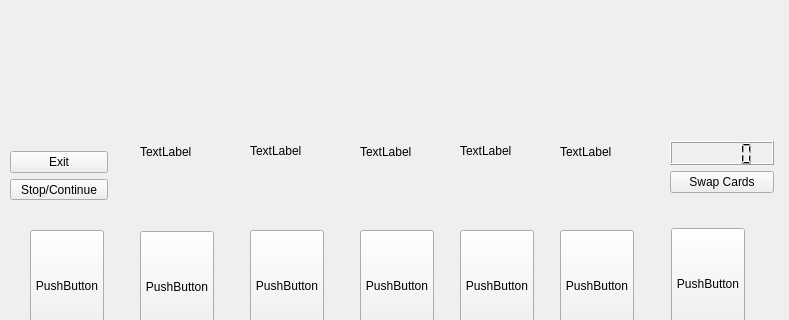
This is gamepage.ui in mohammadAminBateni/AP-Project as Qt 5 draws it before an edit; both pictures show x 0 to 789 and y 99 to 419 of the 789 by 534 pixel window. The edited form follows.
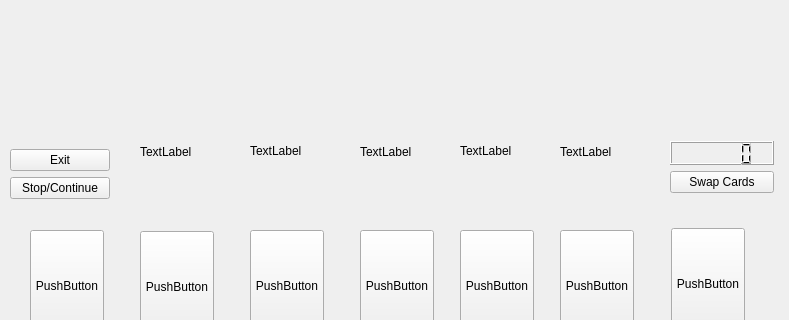
This is the edited form. Icons and pictures are not drawn.

The edit to the form file:
```diff
--- a/gamepage.ui
+++ b/gamepage.ui
@@ -107,35 +107,6 @@
     <string>PushButton</string>
    </property>
   </widget>
-  <widget class="QWidget" name="layoutWidget">
-   <property name="geometry">
-    <rect>
-     <x>10</x>
-     <y>250</y>
-     <width>98</width>
-     <height>49</height>
-    </rect>
-   </property>
-   <layout class="QGridLayout" name="gridLayout">
-    <item row="0" column="0">
-     <widget class="QPushButton" name="exit">
-      <property name="styleSheet">
-       <string notr="true">border-color: rgb(85, 85, 255);</string>
-      </property>
-      <property name="text">
-       <string>Exit</string>
-      </property>
-     </widget>
-    </item>
-    <item row="1" column="0">
-     <widget class="QPushButton" name="stopOrContinue">
-      <property name="text">
-       <string>Stop/Continue</string>
-      </property>
-     </widget>
-    </item>
-   </layout>
-  </widget>
   <widget class="QWidget" name="layoutWidget">
    <property name="geometry">
     <rect>
@@ -223,6 +194,46 @@
     <string>TextLabel</string>
    </property>
   </widget>
+  <widget class="QWidget" name="">
+   <property name="geometry">
+    <rect>
+     <x>10</x>
+     <y>220</y>
+     <width>100</width>
+     <height>78</height>
+    </rect>
+   </property>
+   <layout class="QGridLayout" name="gridLayout_3">
+    <item row="0" column="0">
+     <widget class="QLabel" name="roundNumber">
+      <property name="text">
+       <string/>
+      </property>
+     </widget>
+    </item>
+    <item row="1" column="0">
+     <layout class="QGridLayout" name="gridLayout">
+      <item row="0" column="0">
+       <widget class="QPushButton" name="exit">
+        <property name="styleSheet">
+         <string notr="true">border-color: rgb(85, 85, 255);</string>
+        </property>
+        <property name="text">
+         <string>Exit</string>
+        </property>
+       </widget>
+      </item>
+      <item row="1" column="0">
+       <widget class="QPushButton" name="stopOrContinue">
+        <property name="text">
+         <string>Stop/Continue</string>
+        </property>
+       </widget>
+      </item>
+     </layout>
+    </item>
+   </layout>
+  </widget>
  </widget>
  <resources/>
  <connections/>
```
